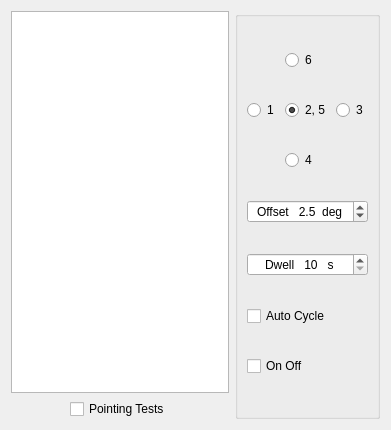
First picture: the form in map65/astro.ui, repository kholia/wsjtx, before the edit.
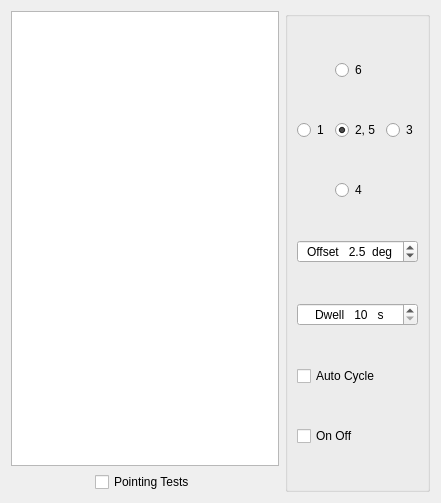
Second picture: the form after the edit.

Commit message: Some more fine-tuning to the astro.ui sizing.

The edit to the form file:
```diff
--- a/map65/astro.ui
+++ b/map65/astro.ui
@@ -6,8 +6,8 @@
    <rect>
     <x>0</x>
     <y>0</y>
-    <width>391</width>
-    <height>430</height>
+    <width>441</width>
+    <height>503</height>
    </rect>
   </property>
   <property name="windowTitle">
@@ -22,7 +22,6 @@
         <font>
          <family>Courier New</family>
          <pointsize>20</pointsize>
-         <weight>75</weight>
          <bold>true</bold>
         </font>
        </property>
```
